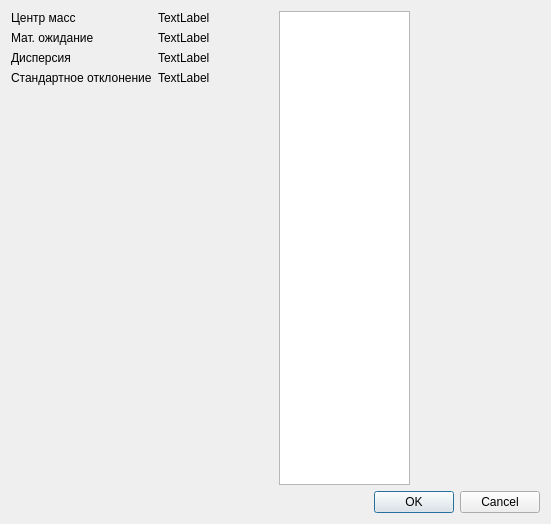
Ivanestver/Polymers_Gui, file uis/stats.ui: the form before one commit.
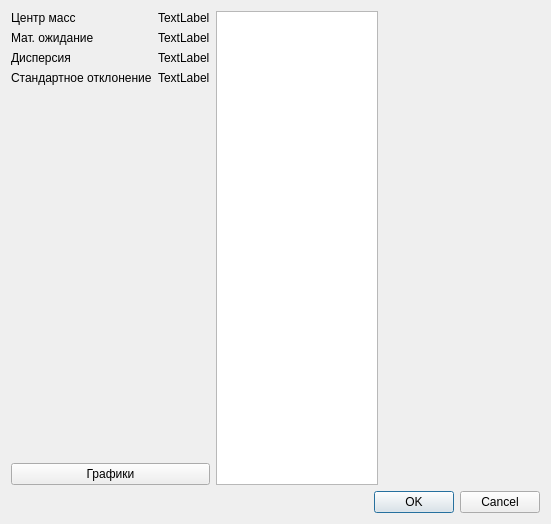
The form after the commit.

Commit message: add: Убрал график распределения межконцевого расстояния в отдельное окно и добавил график распределения длин полимеров

```diff
--- a/uis/stats.ui
+++ b/uis/stats.ui
@@ -18,9 +18,11 @@
   </property>
   <layout class="QVBoxLayout" name="verticalLayout_2">
    <item>
-    <layout class="QHBoxLayout" name="horizontalLayout" stretch="1,1">
+    <layout class="QHBoxLayout" name="horizontalLayout" stretch="1">
      <item>
-      <layout class="QHBoxLayout" name="horizontalLayout_2">
+      <layout class="QHBoxLayout" name="horizontalLayout_3" stretch="1,1,1">
+       <item>
+        <layout class="QVBoxLayout" name="verticalLayout">
        <item>
         <layout class="QFormLayout" name="formLayout">
          <item row="0" column="0">
@@ -82,12 +84,14 @@
         </layout>
        </item>
        <item>
-        <layout class="QVBoxLayout" name="chartLayout"/>
+          <widget class="QPushButton" name="graphicsBtn">
+           <property name="text">
+            <string>Графики</string>
+           </property>
+          </widget>
        </item>
       </layout>
      </item>
-     <item>
-      <layout class="QHBoxLayout" name="horizontalLayout_3" stretch="1,1">
        <item>
         <widget class="QListWidget" name="polymersListWidget"/>
        </item>
```
Lines whose indentation alone changed are shown as unchanged. The commit also changes 7 other files.
